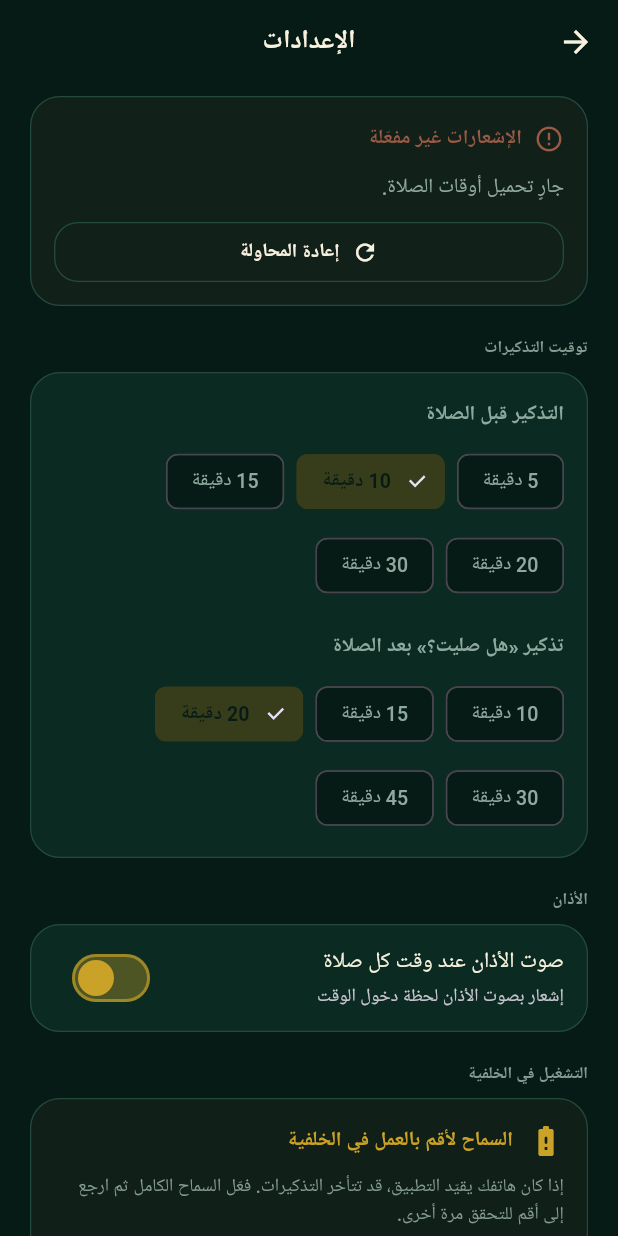
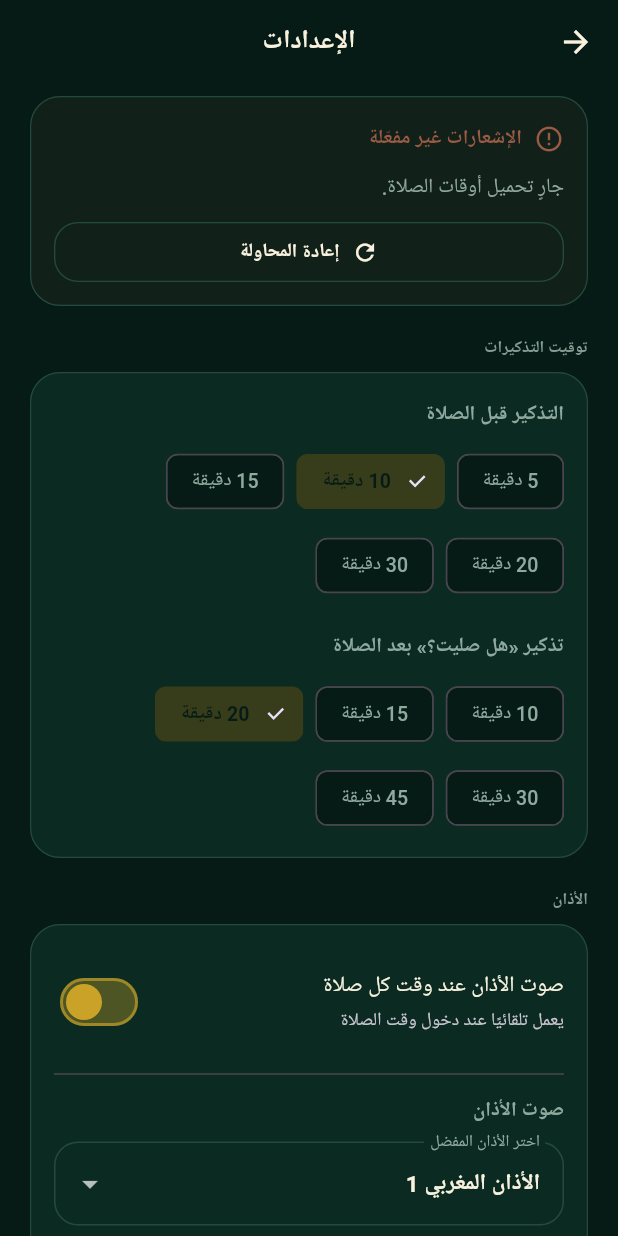
Before and after one commit to bdssmdkacem-dot/aqim, a Flutter app: the SettingsScreen screen opened directly, on a phone screen of 412 x 824 dp. Run offline on Flutter 3.47's test engine with Material 3 defaults, Android fonts, the phone set to English and light mode, and no system bars; our stand-ins replace audioplayers, flutter_compass, flutter_local_notifications, flutter_timezone, geolocator, google_fonts and 5 more; missing offline and left inert: quran_with_tafsir; accounts and stored records are empty; Roboto replaces fonts that are missing (Cairo, Tajawal).

Commit message:
feat: apply selectable adhan support

```diff
--- a/lib/screens/settings_screen.dart
+++ b/lib/screens/settings_screen.dart
@@ -1,5 +1,7 @@
 import 'package:flutter/material.dart';
 import 'package:provider/provider.dart';
+import 'package:shared_preferences/shared_preferences.dart';
+import '../services/audio_service.dart';
 import '../services/battery_service.dart';
 import '../state/app_state.dart';
 import '../theme/app_theme.dart';
@@ -17,12 +19,24 @@ class SettingsScreen extends StatefulWidget {
 class _SettingsScreenState extends State<SettingsScreen> with WidgetsBindingObserver {
   bool _batteryReady = false;
   bool _checkingBattery = true;
+  static const _adhanSounds = <String, String>{
+    'azan_maroc_1': 'الأذان المغربي 1',
+    'azan_1': 'الأذان 1',
+    'azan_2': 'الأذان 2',
+    'azan_3': 'الأذان 3',
+    'azan_abdebast': 'الأذان — عبد الباسط',
+    'azan_maroc_2': 'الأذان المغربي 2',
+  };
+  String _selectedAdhan = 'azan_maroc_1';
+  bool _loadingAdhan = true;
+  bool _playingAdhan = false;
 
   @override
   void initState() {
     super.initState();
     WidgetsBinding.instance.addObserver(this);
     _checkBattery();
+    _loadAdhanSelection();
     WidgetsBinding.instance.addPostFrameCallback((_) {
       if (mounted) context.read<AppState>().refreshNotificationStatus();
     });
@@ -40,6 +54,33 @@ class _SettingsScreenState extends State<SettingsScreen> with WidgetsBindingObse
       _checkBattery();
       if (mounted) context.read<AppState>().refreshNotificationStatus();
     }
+  }
+
+
+  Future<void> _loadAdhanSelection() async {
+    final prefs = await SharedPreferences.getInstance();
+    if (!mounted) return;
+    setState(() {
+      _selectedAdhan = prefs.getString('adhan_sound') ?? 'azan_maroc_1';
+      _loadingAdhan = false;
+    });
+  }
+
+  Future<void> _selectAdhan(String value) async {
+    final prefs = await SharedPreferences.getInstance();
+    await prefs.setString('adhan_sound', value);
+    if (!mounted) return;
+    setState(() => _selectedAdhan = value);
+    await context.read<AppState>().loadPrayerTimes();
+  }
+
+  Future<void> _previewAdhan() async {
+    setState(() => _playingAdhan = true);
+    await AudioService.instance.playAsset(
+      context,
+      'adhan/$_selectedAdhan.mp3',
+    );
+    if (mounted) setState(() => _playingAdhan = false);
   }
 
   Future<void> _checkBattery() async {
@@ -84,7 +125,43 @@ class _SettingsScreenState extends State<SettingsScreen> with WidgetsBindingObse
             const SizedBox(height: 20),
             Text('الأذان', style: Theme.of(context).textTheme.labelSmall),
             const SizedBox(height: 8),
-            Card(child: SwitchListTile(title: const Text('صوت الأذان عند وقت كل صلاة'), subtitle: const Text('إشعار بصوت الأذان لحظة دخول الوقت', style: TextStyle(fontSize: 12)), value: state.adhanEnabled, onChanged: state.setAdhanEnabled)),
+            Card(
+              child: Padding(
+                padding: const EdgeInsets.all(16),
+                child: Column(crossAxisAlignment: CrossAxisAlignment.stretch, children: [
+                  SwitchListTile(
+                    contentPadding: EdgeInsets.zero,
+                    title: const Text('صوت الأذان عند وقت كل صلاة'),
+                    subtitle: const Text('يعمل تلقائيًا عند دخول وقت الصلاة', style: TextStyle(fontSize: 12)),
+                    value: state.adhanEnabled,
+                    onChanged: state.setAdhanEnabled,
+                  ),
+                  const Divider(height: 24),
+                  const Text('صوت الأذان', style: TextStyle(fontWeight: FontWeight.w700)),
+                  const SizedBox(height: 8),
+                  if (_loadingAdhan)
+                    const LinearProgressIndicator()
+                  else
+                    DropdownButtonFormField<String>(
+                      value: _selectedAdhan,
+                      decoration: const InputDecoration(labelText: 'اختر الأذان المفضل'),
+                      items: _adhanSounds.entries.map((entry) => DropdownMenuItem(
+                        value: entry.key,
+                        child: Text(entry.value),
+                      )).toList(),
+                      onChanged: (value) {
+                        if (value != null) _selectAdhan(value);
+                      },
+                    ),
+                  const SizedBox(height: 10),
+                  OutlinedButton.icon(
+                    onPressed: _loadingAdhan ? null : _previewAdhan,
+                    icon: Icon(_playingAdhan ? Icons.stop_rounded : Icons.play_arrow_rounded),
+                    label: Text(_playingAdhan ? 'إيقاف المعاينة' : 'تجربة الأذان'),
+                  ),
+                ]),
+              ),
+            ),
             const SizedBox(height: 20),
             Text('التشغيل في الخلفية', style: Theme.of(context).textTheme.labelSmall),
             const SizedBox(height: 8),
```
Also changed, not shown: lib/services/notification_service.dart (+6 -4 lines), 1 other file.
